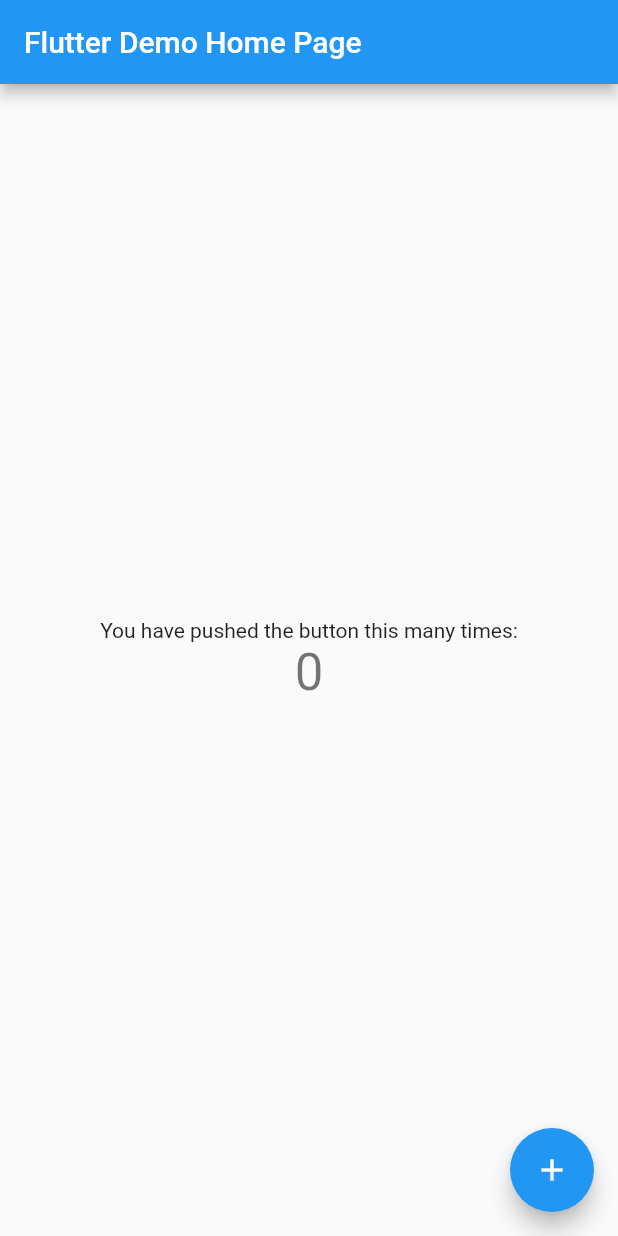
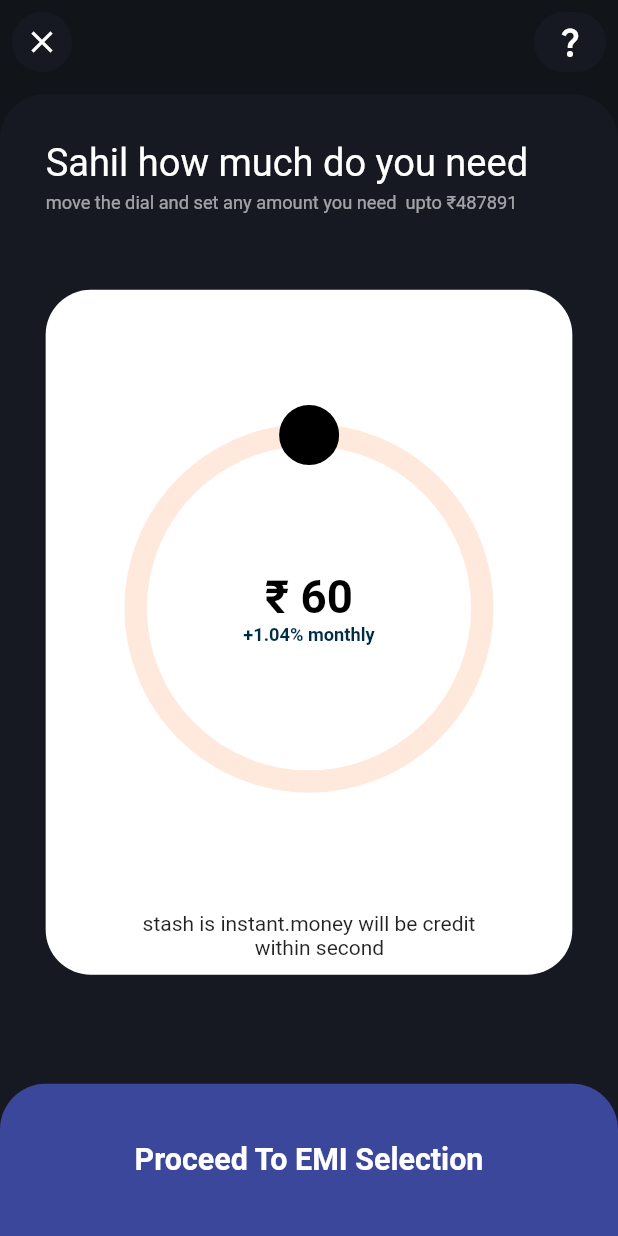
Before and after one commit to ys1113457623/treeved_testapp, a Flutter app: the screen it shows after launch, on a phone screen of 412 x 824 dp. Run offline on Flutter 3.47's test engine with Material 2 defaults, Android fonts, the phone set to English and light mode, and no system bars; drawn by our look-alikes of sleek_circular_slider; our stand-ins replace flutter_screenutil.

Commit message:
main page developed

```diff
--- a/lib/main.dart
+++ b/lib/main.dart
@@ -1,46 +1,40 @@
+import 'dart:math' as math;
+
 import 'package:flutter/material.dart';
+
+import 'package:flutter_screenutil/flutter_screenutil.dart';
+import 'package:intl/intl.dart';
+import 'package:sleek_circular_slider/sleek_circular_slider.dart';
+import 'package:treeved_testapp/utils.dart';
 
 void main() {
   runApp(const MyApp());
 }
 
 class MyApp extends StatelessWidget {
-  const MyApp({super.key});
+  const MyApp({Key? key}) : super(key: key);
 
-  // This widget is the root of your application.
   @override
   Widget build(BuildContext context) {
+    return ScreenUtilInit(
+      designSize: const Size(375, 812),
+      minTextAdapt: true,
+      splitScreenMode: true,
+      builder: ((context, child) {
         return MaterialApp(
+            debugShowCheckedModeBanner: false,
             title: 'Flutter Demo',
             theme: ThemeData(
-        // This is the theme of your application.
-        //
-        // Try running your application with "flutter run". You'll see the
-        // application has a blue toolbar. Then, without quitting the app, try
-        // changing the primarySwatch below to Colors.green and then invoke
-        // "hot reload" (press "r" in the console where you ran "flutter run",
-        // or simply save your changes to "hot reload" in a Flutter IDE).
-        // Notice that the counter didn't reset back to zero; the application
-        // is not restarted.
               primarySwatch: Colors.blue,
             ),
-      home: const MyHomePage(title: 'Flutter Demo Home Page'),
+            home: MyHomePage(title: "title"));
+      }),
     );
   }
 }
 
 class MyHomePage extends StatefulWidget {
-  const MyHomePage({super.key, required this.title});
-
-  // This widget is the home page of your application. It is stateful, meaning
-  // that it has a State object (defined below) that contains fields that affect
-  // how it looks.
-
-  // This class is the configuration for the state. It holds the values (in this
-  // case the title) provided by the parent (in this case the App widget) and
-  // used by the build method of the State. Fields in a Widget subclass are
-  // always marked "final".
-
+  const MyHomePage({Key? key, required this.title}) : super(key: key);
   final String title;
 
   @override
@@ -48,68 +42,243 @@ class MyHomePage extends StatefulWidget {
 }
 
 class _MyHomePageState extends State<MyHomePage> {
-  int _counter = 0;
+  bool emiSelectione = false;
+  bool emiSelectionc = true;
 
-  void _incrementCounter() {
-    setState(() {
-      // This call to setState tells the Flutter framework that something has
-      // changed in this State, which causes it to rerun the build method below
-      // so that the display can reflect the updated values. If we changed
-      // _counter without calling setState(), then the build method would not be
-      // called again, and so nothing would appear to happen.
-      _counter++;
-    });
+  Widget slider = SleekCircularSlider(
+    max: 487491,
+    appearance: CircularSliderAppearance(
+      angleRange: 350,
+      startAngle: 270,
+      size: 300.sp,
+      customWidths: CustomSliderWidths(
+          trackWidth: 15, progressBarWidth: 20, handlerSize: 20),
+      customColors: CustomSliderColors(
+          dotColor: Colors.black,
+          trackColor: Color(0xffFFE9DC),
+          hideShadow: true,
+          progressBarColor: Color(0xffd28d72),
+          shadowMaxOpacity: 20.0),
+      infoProperties: info03,
+    ),
+    initialValue: 60,
+    onChange: (double value) {
+      print(value);
+    },
+  );
+  void _showModalBottomSheet(BuildContext context) {
+    showModalBottomSheet(
+      context: context,
+      isScrollControlled: true,
+      shape: const RoundedRectangleBorder(
+          borderRadius: BorderRadius.vertical(
+        top: Radius.circular(30),
+      )),
+      builder: (context) => DraggableScrollableSheet(
+          initialChildSize: 0.7,
+          maxChildSize: 0.9,
+          minChildSize: 0.32,
+          expand: false,
+          builder: (context, scrollController) {
+            return SingleChildScrollView(
+                controller: scrollController,
+                child: GestureDetector(
+                  onTap: (() {
+                    _showModalBottomSheet2(context);
+                  }),
+                  child: Text("color: Colors.black,"),
+                ));
+          }),
+    );
+  }
+
+  void _showModalBottomSheet2(BuildContext context) {
+    showModalBottomSheet(
+      context: context,
+      isScrollControlled: true,
+      shape: const RoundedRectangleBorder(
+          borderRadius: BorderRadius.vertical(
+        top: Radius.circular(30),
+      )),
+      builder: (context) => DraggableScrollableSheet(
+          initialChildSize: 0.5,
+          maxChildSize: 0.9,
+          minChildSize: 0.32,
+          expand: false,
+          builder: (context, scrollController) {
+            return Column(
+              children: [],
+            );
+          }),
+    );
   }
 
   @override
   Widget build(BuildContext context) {
-    // This method is rerun every time setState is called, for instance as done
-    // by the _incrementCounter method above.
-    //
-    // The Flutter framework has been optimized to make rerunning build methods
-    // fast, so that you can just rebuild anything that needs updating rather
-    // than having to individually change instances of widgets.
     return Scaffold(
+      backgroundColor: Color(0xff111419),
       appBar: AppBar(
-        // Here we take the value from the MyHomePage object that was created by
-        // the App.build method, and use it to set our appbar title.
-        title: Text(widget.title),
+        backgroundColor: Color(0xff111419),
+        elevation: 0,
+        leading: Padding(
+          padding: const EdgeInsets.all(8.0),
+          child: Container(
+            decoration: BoxDecoration(
+                color: const Color(0xff161922),
+                borderRadius: BorderRadius.circular(50)),
+            child: IconButton(onPressed: () {}, icon: const Icon(Icons.close)),
           ),
-      body: Center(
-        // Center is a layout widget. It takes a single child and positions it
-        // in the middle of the parent.
+        ),
+        actions: [
+          Padding(
+            padding: const EdgeInsets.all(8.0),
+            child: Container(
+              decoration: BoxDecoration(
+                  color: const Color(0xff161922),
+                  borderRadius: BorderRadius.circular(50)),
+              child: IconButton(
+                  onPressed: () {}, icon: const Icon(Icons.question_mark)),
+            ),
+          )
+        ],
+      ),
+      body: Stack(
+        children: [
+          // Text("Hello",style: TextStyle(color: Colors.white),),
+          Positioned.fill(
+            child: Align(
+              alignment: Alignment.bottomCenter,
+              child: Container(
+                height: 750.h,
+                width: double.infinity,
+                decoration: const BoxDecoration(
+                    color: Color(0xff161922),
+                    borderRadius: BorderRadius.only(
+                        topLeft: Radius.circular(30),
+                        topRight: Radius.circular(30))),
+                child: Padding(
+                  padding: EdgeInsets.all(30.sp),
                   child: Column(
-          // Column is also a layout widget. It takes a list of children and
-          // arranges them vertically. By default, it sizes itself to fit its
-          // children horizontally, and tries to be as tall as its parent.
-          //
-          // Invoke "debug painting" (press "p" in the console, choose the
-          // "Toggle Debug Paint" action from the Flutter Inspector in Android
-          // Studio, or the "Toggle Debug Paint" command in Visual Studio Code)
-          // to see the wireframe for each widget.
-          //
-          // Column has various properties to control how it sizes itself and
-          // how it positions its children. Here we use mainAxisAlignment to
-          // center the children vertically; the main axis here is the vertical
-          // axis because Columns are vertical (the cross axis would be
-          // horizontal).
-          mainAxisAlignment: MainAxisAlignment.center,
-          children: <Widget>[
-            const Text(
-              'You have pushed the button this many times:',
+                    crossAxisAlignment: CrossAxisAlignment.start,
+                    mainAxisAlignment: MainAxisAlignment.start,
+                    children: [
+                      emiSelectione
+                          ? Column(
+                              crossAxisAlignment: CrossAxisAlignment.stretch,
+                              mainAxisAlignment: MainAxisAlignment.spaceBetween,
+                              children: [
+                                Text(
+                                  "nikunj how much do you need",
+                                  style: TextStyle(
+                                      color: Colors.white, fontSize: 25.sp),
+                                ),
+                                SizedBox(
+                                  height: 5.sp,
                                 ),
                                 Text(
-              '$_counter',
-              style: Theme.of(context).textTheme.headline4,
+                                  "move the dial and set any amount you need  upto ₹487891",
+                                  style: TextStyle(
+                                      color: Colors.white.withOpacity(0.6),
+                                      fontSize: 12.sp),
+                                ),
+                              ],
+                            )
+                          : Column(
+                              crossAxisAlignment: CrossAxisAlignment.stretch,
+                              mainAxisAlignment: MainAxisAlignment.spaceBetween,
+                              children: [
+                                Text(
+                                  "Sahil how much do you need",
+                                  style: TextStyle(
+                                      color: Colors.white, fontSize: 25.sp),
+                                ),
+                                SizedBox(
+                                  height: 5.sp,
+                                ),
+                                Text(
+                                  "move the dial and set any amount you need  upto ₹487891",
+                                  style: TextStyle(
+                                      color: Colors.white.withOpacity(0.6),
+                                      fontSize: 12.sp),
+                                ),
+                              ],
+                            ),
+                      SizedBox(
+                        height: 50.h,
+                      ),
+                      Container(
+                        height: 450.h,
+                        width: double.infinity - 50.w,
+                        decoration: BoxDecoration(
+                            color: Colors.white,
+                            borderRadius: BorderRadius.circular(30)),
+                        child: Column(
+                          crossAxisAlignment: CrossAxisAlignment.center,
+                          mainAxisAlignment: MainAxisAlignment.center,
+                          children: [
+                            Padding(
+                              padding: const EdgeInsets.all(50),
+                              child: slider,
+                            ),
+                            const Text(
+                              "stash is instant.money will be credit \n    within second",
+                              textAlign: TextAlign.center,
+                            )
+                          ],
+                        ),
                       ),
                     ],
                   ),
                 ),
-      floatingActionButton: FloatingActionButton(
-        onPressed: _incrementCounter,
-        tooltip: 'Increment',
-        child: const Icon(Icons.add),
-      ), // This trailing comma makes auto-formatting nicer for build methods.
+
+                // child: DraggableScrollableSheet(
+                //   initialChildSize: 0.7,
+                //   maxChildSize: 0.9,
+                //   minChildSize: 0.32,
+                //   expand: true,
+                //   builder: (context, scrollController) {
+                //     return SingleChildScrollView(
+                //       controller: scrollController,
+                //       child: Container(
+                //         color: Colors.black,
+                //       )
+                //     );
+                //   }),
+              ),
+            ),
+          ),
+          Expanded(
+            child: Align(
+              alignment: FractionalOffset.bottomCenter,
+              child: Container(
+                height: 100.h,
+                width: double.infinity,
+                child: GestureDetector(
+                  onTap: (() {
+                    _showModalBottomSheet(context);
+                    setState(() {
+                      emiSelectione = true;
+                    });
+                  }),
+                  child: Center(
+                      child: Text(
+                    "Proceed To EMI Selection",
+                    style: TextStyle(
+                        color: Colors.white,
+                        fontSize: 20.sp,
+                        fontWeight: FontWeight.w600),
+                  )),
+                ),
+                decoration: BoxDecoration(
+                    color: Color(0xff3b479b),
+                    borderRadius: BorderRadius.only(
+                        topLeft: Radius.circular(30.sp),
+                        topRight: Radius.circular(30.sp))),
+              ),
+            ),
+          )
+        ],
+      ),
     );
   }
 }
--- /dev/null
+++ b/lib/utils.dart
@@ -0,0 +1,44 @@
+import 'dart:math' as math;
+
+import 'package:flutter/material.dart';
+import 'package:flutter_screenutil/flutter_screenutil.dart';
+import 'package:intl/intl.dart';
+import 'package:sleek_circular_slider/sleek_circular_slider.dart';
+
+List<Color> colors = [
+  Colors.green,
+  Colors.blue,
+  Colors.indigo,
+  Colors.purple,
+  Colors.pink,
+  Colors.orange,
+  Colors.yellow,
+  Colors.greenAccent,
+  Colors.green,
+];
+
+const fullAngleInRadians = math.pi * 2;
+
+double normalizeAngle(double angle) => normalize(angle, fullAngleInRadians);
+
+Offset toPolar(Offset center, double radians, double radius) =>
+    center + Offset.fromDirection(radians, radius);
+
+double normalize(double value, double max) => (value % max + max) % max;
+
+double toAngle(Offset position, Offset center) => (position - center).direction;
+
+double toRadian(double value) => (value * math.pi) / 180;
+
+InfoProperties info03 = InfoProperties(
+    bottomLabelStyle: TextStyle(
+        color: Color(0xff002D43), fontSize: 12.sp, fontWeight: FontWeight.w700),
+    bottomLabelText: '+1.04% monthly',
+    mainLabelStyle: TextStyle(
+        color: Colors.black, fontSize: 30.sp, fontWeight: FontWeight.w700),
+    modifier: (double value) {
+      final kcal = value.toInt();
+      var format = NumberFormat.currency(symbol: '₹ ', decimalDigits: 0);
+      var ruppe = (format.format(kcal));
+      return '$ruppe';
+    });
--- a/pubspec.yaml
+++ b/pubspec.yaml
@@ -36,6 +36,11 @@ dependencies:
   # The following adds the Cupertino Icons font to your application.
   # Use with the CupertinoIcons class for iOS style icons.
   cupertino_icons: ^1.0.2
+  google_fonts: ^3.0.1
+  get: ^4.6.5
+  sleek_circular_slider: ^2.0.1
+  flutter_screenutil: ^5.5.4
+  intl: ^0.17.0
 
 dev_dependencies:
   flutter_test:
```
Also changed, not shown: pubspec.lock, 1 other file. Lines whose indentation alone changed are shown as unchanged.
